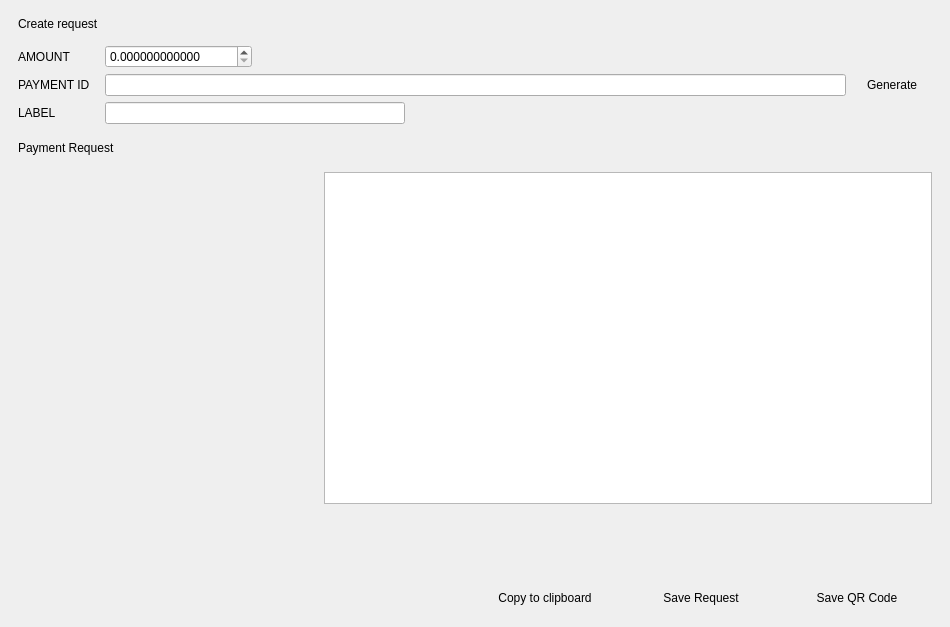
Old version of the form src/Gui/Receive/ReceiveFrame.ui in the repository Karbovanets/Karbo-lite.
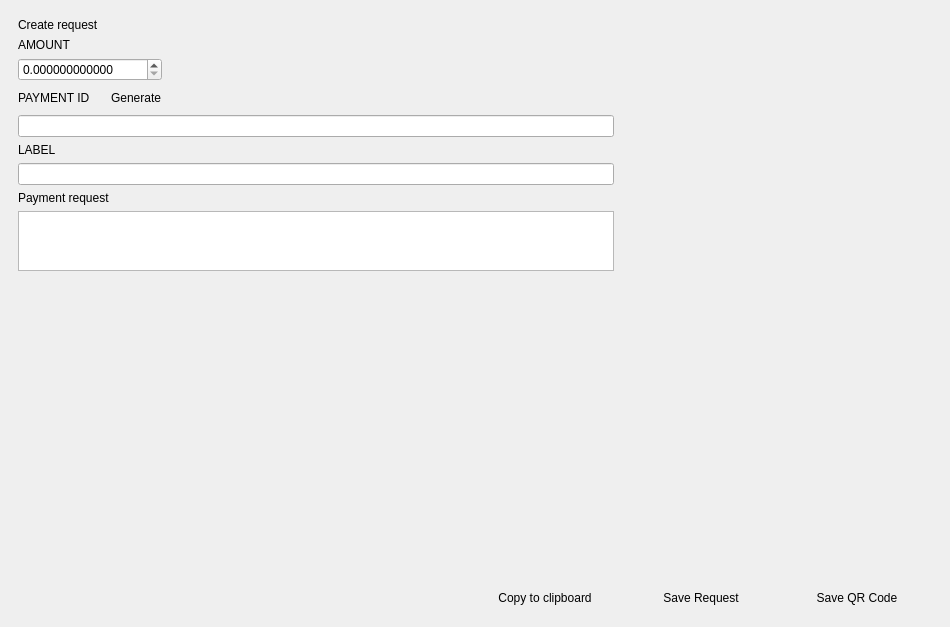
New version of the form. Custom widgets are drawn as their Qt base class.

Commit message: Receive Frame update

```diff
--- a/src/Gui/Receive/ReceiveFrame.ui
+++ b/src/Gui/Receive/ReceiveFrame.ui
@@ -36,6 +36,14 @@
     <number>0</number>
    </property>
    <item>
+    <layout class="QHBoxLayout" name="horizontalLayout_4">
+     <property name="topMargin">
+      <number>9</number>
+     </property>
+     <property name="bottomMargin">
+      <number>9</number>
+     </property>
+     <item>
     <widget class="QFrame" name="m_createRequestFrame">
      <property name="sizePolicy">
       <sizepolicy hsizetype="Expanding" vsizetype="Minimum">
@@ -49,23 +57,48 @@
        <bold>false</bold>
       </font>
      </property>
-     <layout class="QGridLayout" name="gridLayout">
+       <layout class="QVBoxLayout" name="verticalLayout_5">
       <property name="leftMargin">
        <number>18</number>
       </property>
-      <property name="topMargin">
-       <number>9</number>
-      </property>
       <property name="rightMargin">
-       <number>18</number>
-      </property>
-      <property name="bottomMargin">
        <number>9</number>
       </property>
-      <property name="horizontalSpacing">
-       <number>6</number>
-      </property>
-      <item row="1" column="1">
+        <item>
+         <widget class="WalletGui::WalletHeaderLabel" name="label">
+          <property name="sizePolicy">
+           <sizepolicy hsizetype="Preferred" vsizetype="Preferred">
+            <horstretch>0</horstretch>
+            <verstretch>0</verstretch>
+           </sizepolicy>
+          </property>
+          <property name="minimumSize">
+           <size>
+            <width>0</width>
+            <height>13</height>
+           </size>
+          </property>
+          <property name="text">
+           <string>Create request</string>
+          </property>
+          <property name="margin">
+           <number>0</number>
+          </property>
+         </widget>
+        </item>
+        <item>
+         <widget class="WalletGui::WalletNormalGrayTextLabel" name="amountLabel">
+          <property name="text">
+           <string>AMOUNT</string>
+          </property>
+         </widget>
+        </item>
+        <item>
+         <layout class="QHBoxLayout" name="horizontalLayout_6">
+          <property name="topMargin">
+           <number>0</number>
+          </property>
+          <item>
        <widget class="QDoubleSpinBox" name="m_amountRequestSpinBox">
         <property name="decimals">
          <number>12</number>
@@ -75,7 +108,7 @@
         </property>
        </widget>
       </item>
-      <item row="1" column="2" colspan="2">
+          <item>
        <spacer name="horizontalSpacer_2">
         <property name="orientation">
          <enum>Qt::Horizontal</enum>
@@ -88,25 +121,23 @@
         </property>
        </spacer>
       </item>
-      <item row="1" column="0">
-       <widget class="WalletGui::WalletNormalGrayTextLabel" name="amountLabel">
-        <property name="text">
-         <string>AMOUNT</string>
-        </property>
-       </widget>
-      </item>
-      <item row="2" column="0">
+         </layout>
+        </item>
+        <item>
+         <layout class="QHBoxLayout" name="horizontalLayout_3">
+          <item>
        <widget class="WalletGui::WalletNormalGrayTextLabel" name="paymentIdLabel">
+            <property name="sizePolicy">
+             <sizepolicy hsizetype="Maximum" vsizetype="Preferred">
+              <horstretch>0</horstretch>
+              <verstretch>0</verstretch>
+             </sizepolicy>
+            </property>
         <property name="text">
          <string>PAYMENT ID</string>
         </property>
        </widget>
       </item>
-      <item row="2" column="1" colspan="3">
-       <layout class="QHBoxLayout" name="horizontalLayout_3">
-        <item>
-         <widget class="QLineEdit" name="m_paymentIdRequestEdit"/>
-        </item>
         <item>
          <widget class="WalletGui::WalletNormalLinkLikeButton" name="m_generateIdButton">
           <property name="sizePolicy">
@@ -129,16 +160,32 @@
           </property>
          </widget>
         </item>
-       </layout>
-      </item>
-      <item row="3" column="0">
+          <item>
+           <spacer name="horizontalSpacer_4">
+            <property name="orientation">
+             <enum>Qt::Horizontal</enum>
+            </property>
+            <property name="sizeHint" stdset="0">
+             <size>
+              <width>40</width>
+              <height>20</height>
+             </size>
+            </property>
+           </spacer>
+          </item>
+         </layout>
+        </item>
+        <item>
+         <widget class="QLineEdit" name="m_paymentIdRequestEdit"/>
+        </item>
+        <item>
        <widget class="WalletGui::WalletNormalGrayTextLabel" name="labelLabel">
         <property name="text">
          <string>LABEL</string>
         </property>
        </widget>
       </item>
-      <item row="3" column="1" colspan="2">
+        <item>
        <widget class="QLineEdit" name="m_labelEdit">
         <property name="minimumSize">
          <size>
@@ -148,56 +195,10 @@
         </property>
        </widget>
       </item>
-      <item row="3" column="3">
-       <spacer name="horizontalSpacer_3">
-        <property name="orientation">
-         <enum>Qt::Horizontal</enum>
-        </property>
-        <property name="sizeHint" stdset="0">
-         <size>
-          <width>40</width>
-          <height>20</height>
-         </size>
-        </property>
-       </spacer>
-      </item>
-      <item row="0" column="0">
-       <widget class="WalletGui::WalletHeaderLabel" name="label">
-        <property name="sizePolicy">
-         <sizepolicy hsizetype="Preferred" vsizetype="Fixed">
-          <horstretch>0</horstretch>
-          <verstretch>0</verstretch>
-         </sizepolicy>
-        </property>
-        <property name="minimumSize">
-         <size>
-          <width>0</width>
-          <height>30</height>
-         </size>
-        </property>
-        <property name="text">
-         <string>Create request</string>
-        </property>
-        <property name="margin">
-         <number>0</number>
-        </property>
-       </widget>
-      </item>
-     </layout>
-    </widget>
-   </item>
-   <item>
-    <layout class="QHBoxLayout" name="horizontalLayout_2">
-     <property name="leftMargin">
-      <number>18</number>
-     </property>
-     <property name="rightMargin">
-      <number>18</number>
-     </property>
      <item>
       <widget class="WalletGui::WalletHeaderLabel" name="label_2">
        <property name="sizePolicy">
-        <sizepolicy hsizetype="Preferred" vsizetype="Fixed">
+           <sizepolicy hsizetype="Preferred" vsizetype="Preferred">
          <horstretch>0</horstretch>
          <verstretch>0</verstretch>
         </sizepolicy>
@@ -205,42 +206,100 @@
        <property name="minimumSize">
         <size>
          <width>0</width>
-         <height>30</height>
+            <height>13</height>
+           </size>
+          </property>
+          <property name="baseSize">
+           <size>
+            <width>0</width>
+            <height>13</height>
         </size>
        </property>
        <property name="text">
-        <string>Payment Request</string>
+           <string>Payment request</string>
        </property>
        <property name="margin">
         <number>0</number>
        </property>
       </widget>
      </item>
-    </layout>
-   </item>
    <item>
-    <widget class="QFrame" name="m_showRequestFrame">
+         <widget class="QTextEdit" name="m_requestTextEdit">
      <property name="sizePolicy">
-      <sizepolicy hsizetype="MinimumExpanding" vsizetype="MinimumExpanding">
+           <sizepolicy hsizetype="Expanding" vsizetype="Preferred">
        <horstretch>0</horstretch>
        <verstretch>0</verstretch>
       </sizepolicy>
      </property>
      <property name="minimumSize">
       <size>
-       <width>600</width>
-       <height>350</height>
-      </size>
-     </property>
-     <layout class="QHBoxLayout" name="horizontalLayout">
+            <width>300</width>
+            <height>25</height>
+           </size>
+          </property>
+          <property name="maximumSize">
+           <size>
+            <width>16777215</width>
+            <height>60</height>
+           </size>
+          </property>
+          <property name="baseSize">
+           <size>
+            <width>0</width>
+            <height>100</height>
+           </size>
+          </property>
+          <property name="readOnly">
+           <bool>false</bool>
+          </property>
+          <property name="acceptRichText">
+           <bool>false</bool>
+          </property>
+         </widget>
+        </item>
+        <item>
+         <spacer name="verticalSpacer_2">
+          <property name="orientation">
+           <enum>Qt::Vertical</enum>
+          </property>
+          <property name="sizeHint" stdset="0">
+           <size>
+            <width>20</width>
+            <height>60</height>
+           </size>
+          </property>
+         </spacer>
+        </item>
+       </layout>
+      </widget>
+     </item>
+     <item>
+      <layout class="QVBoxLayout" name="verticalLayout_4">
       <property name="leftMargin">
-       <number>18</number>
+        <number>9</number>
+       </property>
+       <property name="topMargin">
+        <number>9</number>
       </property>
       <property name="rightMargin">
        <number>18</number>
+       </property>
+       <property name="bottomMargin">
+        <number>9</number>
+       </property>
+       <item>
+        <layout class="QHBoxLayout" name="horizontalLayout_7">
+         <property name="topMargin">
+          <number>0</number>
       </property>
       <item>
        <widget class="WalletGui::QRLabel" name="m_qrCodeRequestLabel">
+           <property name="sizePolicy">
+            <sizepolicy hsizetype="Preferred" vsizetype="Preferred">
+             <horstretch>0</horstretch>
+             <verstretch>0</verstretch>
+            </sizepolicy>
+           </property>
         <property name="minimumSize">
          <size>
           <width>300</width>
@@ -252,15 +311,7 @@
         </property>
        </widget>
       </item>
-      <item>
-       <layout class="QVBoxLayout" name="verticalLayout_2">
-        <item>
-         <widget class="QTextEdit" name="m_requestTextEdit"/>
-        </item>
-       </layout>
-      </item>
-     </layout>
-    </widget>
+        </layout>
    </item>
    <item>
     <spacer name="verticalSpacer">
@@ -270,10 +321,14 @@
      <property name="sizeHint" stdset="0">
       <size>
        <width>20</width>
-       <height>10</height>
+           <height>40</height>
       </size>
      </property>
     </spacer>
+       </item>
+      </layout>
+     </item>
+    </layout>
    </item>
    <item>
     <widget class="QFrame" name="m_receiveFrameButtons">
```
Left out of the diff: 2 changed lines with no effect on the pictures. Lines whose indentation alone changed are shown as unchanged. The commit also changes 1 other file.
